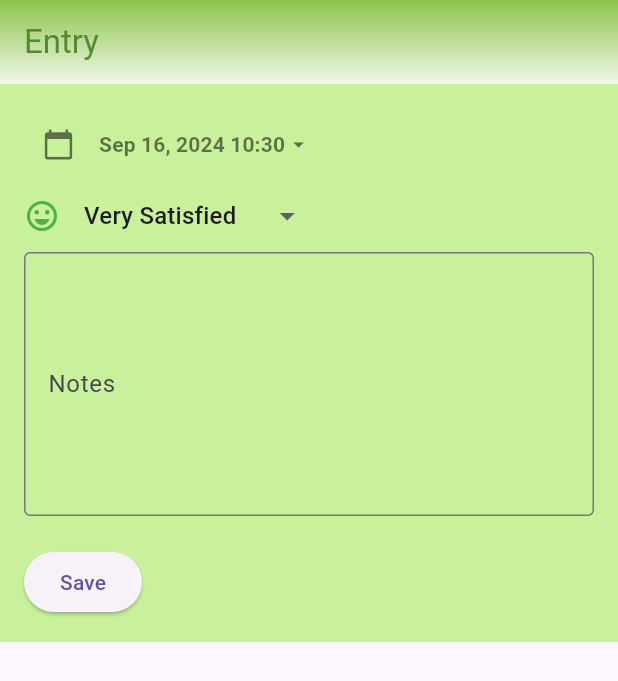
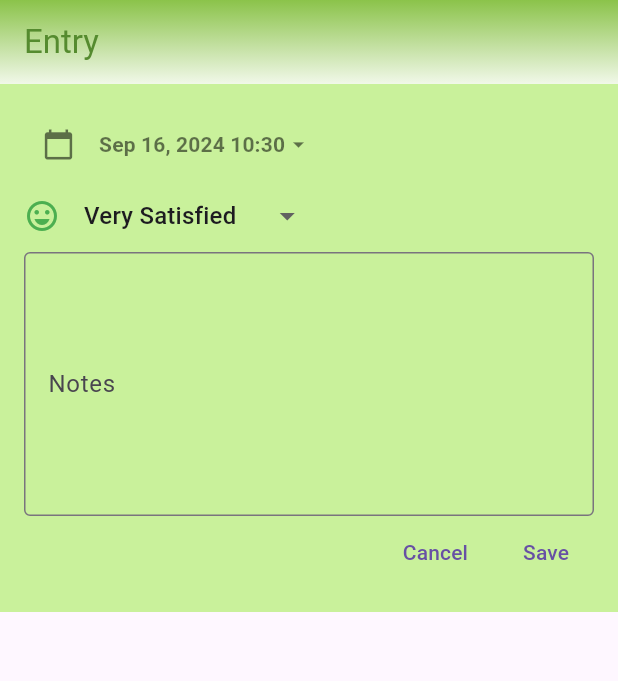
Before and after one commit to qminhminh/Chapter_cty, a Flutter app: the EditEntryAdd screen opened directly, on a phone screen of 412 x 824 dp. Shown: the top 681 px of the screen. Run offline on Flutter 3.47's test engine with Material 3 defaults, Android fonts, the phone set to English and light mode, and no system bars; our stand-ins replace bloc, cloud_firestore, equatable, firebase_auth, firebase_core, flutter_bloc and 1 more; accounts and stored records are empty.

Commit message:
add cancel in add

```diff
--- a/lib/chapter16/add.dart
+++ b/lib/chapter16/add.dart
@@ -251,13 +251,24 @@ class _EditEntryAddState extends State<EditEntryAdd> {
                     hintText: 'Enter your note here',
                   ),
                 ),
-                // Save Button
-                Container(
-                  padding: const EdgeInsets.only(top: 20.0),
-                  child: ElevatedButton(
-                    onPressed: _addOrUpdateJournal,
-                    child: const Text('Save'),
-                  ),
+
+                Row(
+                  mainAxisAlignment: MainAxisAlignment.end,
+                  children: <Widget>[
+                    TextButton(
+                      child: const Text('Cancel'),
+                      onPressed: () {
+                        Navigator.pop(context);
+                      },
+                    ),
+                    const SizedBox(width: 8.0),
+                    TextButton(
+                      child: const Text('Save'),
+                      onPressed: () async {
+                        await _addOrUpdateJournal();
+                      },
+                    ),
+                  ],
                 ),
               ],
             ),
```
